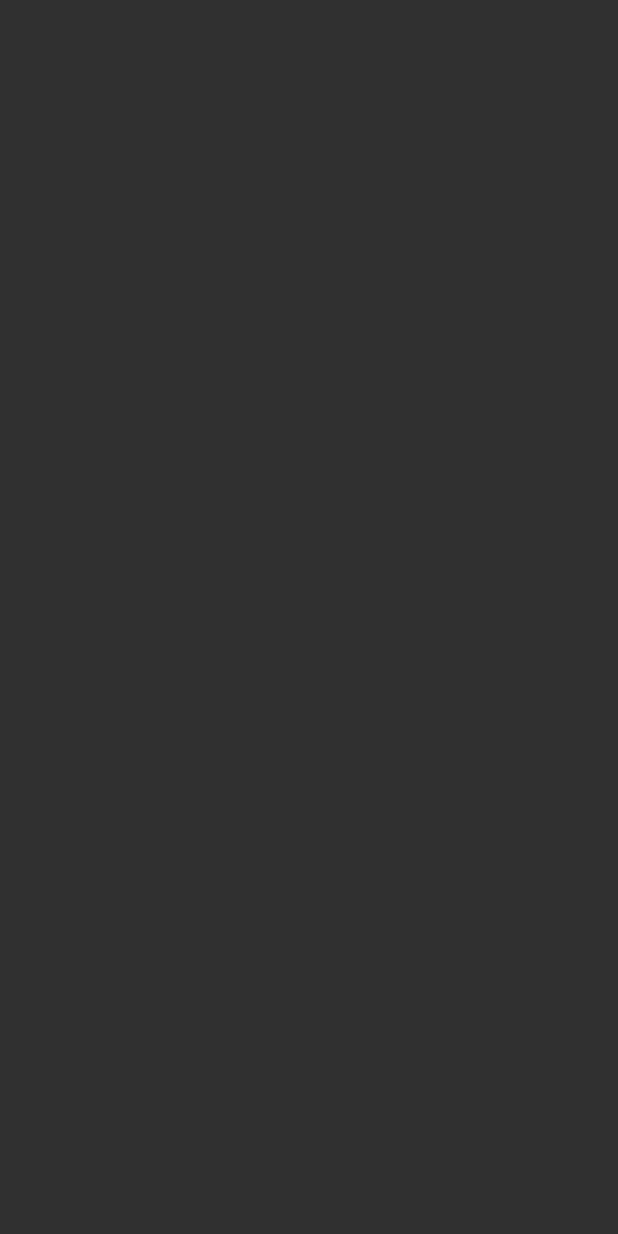
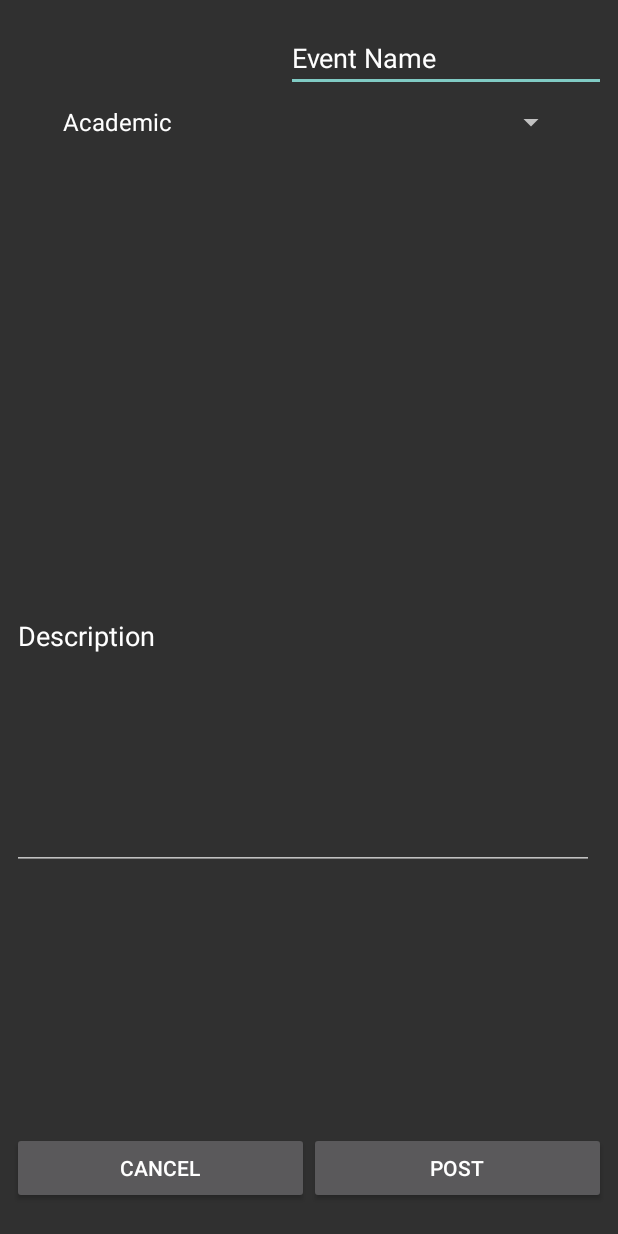
Before and after one commit to DylanDubois/Current-Deprecated, an Android app: the PostActivity screen opened directly, with no data from a screen before it, on a phone screen of 412 x 824 dp. Before the commit the screen is empty. Run offline under Robolectric (Android 15) with nearby library versions, the phone set to English and light mode, and no system bars.

Commit message:
Created a basic layout for the post class. When post is clicked, an event type, description, and name is taken from the user. GG.

```diff
--- a/app/src/main/AndroidManifest.xml
+++ b/app/src/main/AndroidManifest.xml
@@ -31,6 +31,7 @@
 
         <activity
             android:name=".MapsActivity"
+            android:theme="@style/Theme.AppCompat.NoActionBar"
             android:label="@string/title_activity_maps">
             <intent-filter>
                 <action android:name="android.intent.action.MAIN" />
--- a/app/src/main/java/com/current/android/current/EventPost.java
+++ b/app/src/main/java/com/current/android/current/EventPost.java
@@ -12,12 +12,22 @@ public class EventPost {
     private String eventDescription;
     private String author;
     private LatLng location;
+    private String eventType;
 
-    public EventPost(String eventName, String eventDescription, String author, LatLng location) {
+    public EventPost(String eventName, String eventDescription, String author, LatLng location, String type) {
         this.eventName = eventName;
         this.eventDescription = eventDescription;
         this.author = author;
         this.location = location;
+        this.eventType = type;
+    }
+
+    public String getEventType() {
+        return eventType;
+    }
+
+    public void setEventType(String eventType) {
+        this.eventType = eventType;
     }
 
     public String getEventName() {
--- a/app/src/main/java/com/current/android/current/PostActivity.java
+++ b/app/src/main/java/com/current/android/current/PostActivity.java
@@ -5,12 +5,23 @@ import android.location.Location;
 import android.support.v7.app.AppCompatActivity;
 import android.os.Bundle;
 import android.util.Log;
+import android.view.View;
+import android.widget.AdapterView;
+import android.widget.ArrayAdapter;
+import android.widget.Button;
+import android.widget.EditText;
+import android.widget.Spinner;
 
 import com.google.android.gms.maps.model.LatLng;
 
-public class PostActivity extends AppCompatActivity {
+public class PostActivity extends AppCompatActivity{
     private LatLng userLocation;
-
+    private Spinner eventTypeSpinner;
+    private Button cancelButton;
+    private Button postButton;
+    private EditText eventName;
+    private EditText eventDescription;
+    private String eventType;
 
     @Override
     protected void onCreate(Bundle savedInstanceState) {
@@ -23,5 +34,51 @@ public class PostActivity extends AppCompatActivity {
                     extras.getDouble("USER_LATITUDE"));
         }
         Log.d("Current", "User is at " + userLocation);
+        eventTypeSpinner = (Spinner) findViewById(R.id.eventTypeSpinner);
+        ArrayAdapter<CharSequence> adapter = ArrayAdapter.createFromResource(this,
+                R.array.event_types, android.R.layout.simple_spinner_item);
+        adapter.setDropDownViewResource(android.R.layout.simple_spinner_dropdown_item);
+        eventTypeSpinner.setAdapter(adapter);
+        cancelButton = (Button) findViewById(R.id.cancelButton);
+        postButton = (Button) findViewById(R.id.postButton);
+
+        eventName = (EditText) findViewById(R.id.eventNameText);
+        eventDescription = (EditText) findViewById(R.id.eventDescriptionText);
+        cancelButton.setOnClickListener(new View.OnClickListener() {
+            @Override
+            public void onClick(View v) {
+                Log.d("Current", "cancel button clicked in post class.");
+                Intent cancelIntent = new Intent(getApplicationContext(), MapsActivity.class);
+                finish();
+                startActivity(cancelIntent);
+            }
+        });
+        postButton.setOnClickListener(new View.OnClickListener() {
+            @Override
+            public void onClick(View v) {
+                postPressed();
+            }
+        });
+
+        eventTypeSpinner.setOnItemSelectedListener(new AdapterView.OnItemSelectedListener() {
+            @Override
+            public void onItemSelected(AdapterView<?> parent, View view, int position, long id) {
+                Log.d("Current", "Event Type: " + parent.getItemAtPosition(position));
+                eventType = parent.getItemAtPosition(position).toString();
+            }
+
+            @Override
+            public void onNothingSelected(AdapterView<?> parent) {
+                eventType = parent.getItemAtPosition(0).toString();
+            }
+        });
     }
+    private void postPressed(){
+        Log.d("Current","Event name: "+eventName.getText().toString() +
+                "\nEvent Description: "+eventDescription.getText().toString()+
+                "\nEvent Type: " + eventType);
+
+
+    }
+
 }
--- a/app/src/main/res/layout/activity_post.xml
+++ b/app/src/main/res/layout/activity_post.xml
@@ -6,4 +6,72 @@
     android:layout_height="match_parent"
     tools:context="com.current.android.current.PostActivity">
 
+    <LinearLayout
+        android:id="@+id/linearLayout"
+        android:layout_width="match_parent"
+        android:layout_height="61dp"
+        android:layout_marginBottom="8dp"
+        android:layout_marginEnd="8dp"
+        android:layout_marginStart="8dp"
+        android:orientation="horizontal"
+        app:layout_constraintBottom_toBottomOf="parent"
+        app:layout_constraintEnd_toEndOf="parent"
+        app:layout_constraintStart_toStartOf="parent">
+
+        <Button
+            android:id="@+id/cancelButton"
+            android:layout_width="wrap_content"
+            android:layout_height="wrap_content"
+            android:layout_weight="1"
+            android:text="@string/cancel" />
+
+        <Button
+            android:id="@+id/postButton"
+            android:layout_width="wrap_content"
+            android:layout_height="wrap_content"
+            android:layout_weight="1"
+            android:text="@string/post_text" />
+    </LinearLayout>
+
+    <EditText
+        android:id="@+id/eventNameText"
+        android:layout_width="0dp"
+        android:layout_height="wrap_content"
+        android:layout_marginEnd="8dp"
+        android:layout_marginLeft="16dp"
+        android:layout_marginTop="16dp"
+        android:ems="10"
+        android:inputType="textPersonName"
+        android:text="@string/event_name"
+        app:layout_constraintEnd_toEndOf="parent"
+        app:layout_constraintLeft_toLeftOf="parent"
+        app:layout_constraintTop_toTopOf="parent" />
+
+    <EditText
+        android:id="@+id/eventDescriptionText"
+        android:layout_width="0dp"
+        android:layout_height="311dp"
+        android:layout_marginBottom="8dp"
+        android:layout_marginEnd="16dp"
+        android:layout_marginLeft="16dp"
+        android:layout_marginStart="8dp"
+        android:layout_marginTop="8dp"
+        android:ems="10"
+        android:inputType="text|textMultiLine|textCapSentences"
+        android:text="@string/event_description"
+        app:layout_constraintBottom_toTopOf="@+id/linearLayout"
+        app:layout_constraintEnd_toEndOf="parent"
+        app:layout_constraintLeft_toLeftOf="parent"
+        app:layout_constraintStart_toStartOf="parent"
+        app:layout_constraintTop_toBottomOf="@+id/eventTypeSpinner" />
+
+    <Spinner
+        android:id="@+id/eventTypeSpinner"
+        android:layout_width="344dp"
+        android:layout_height="wrap_content"
+        android:layout_marginTop="8dp"
+        app:layout_constraintLeft_toLeftOf="parent"
+        app:layout_constraintRight_toRightOf="parent"
+        app:layout_constraintTop_toBottomOf="@+id/eventNameText" />
+
 </android.support.constraint.ConstraintLayout>
--- a/app/src/main/res/values/strings.xml
+++ b/app/src/main/res/values/strings.xml
@@ -4,4 +4,13 @@
     <string name="post_text">Post</string>
     <string name="settings_text">Settings</string>
     <string name="events_text">Events</string>
+    <string name="event_name">Event Name</string>
+    <string name="event_description">Description</string>
+    <string name="event_type">Event Type</string>
+    <string name="cancel">Cancel</string>
+    <string-array name="event_types">
+        <item>Academic</item>
+        <item>Entertainment</item>
+        <item>Social</item>
+    </string-array>
 </resources>
```
